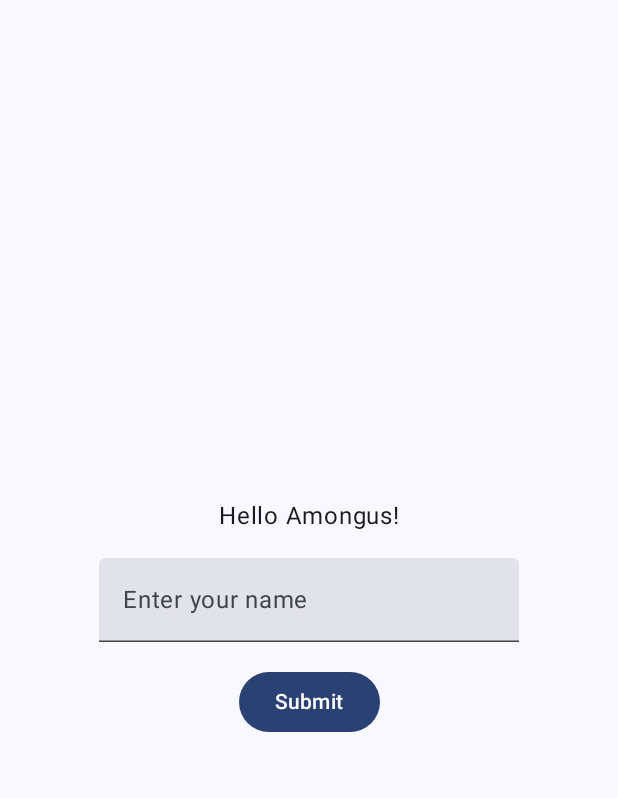
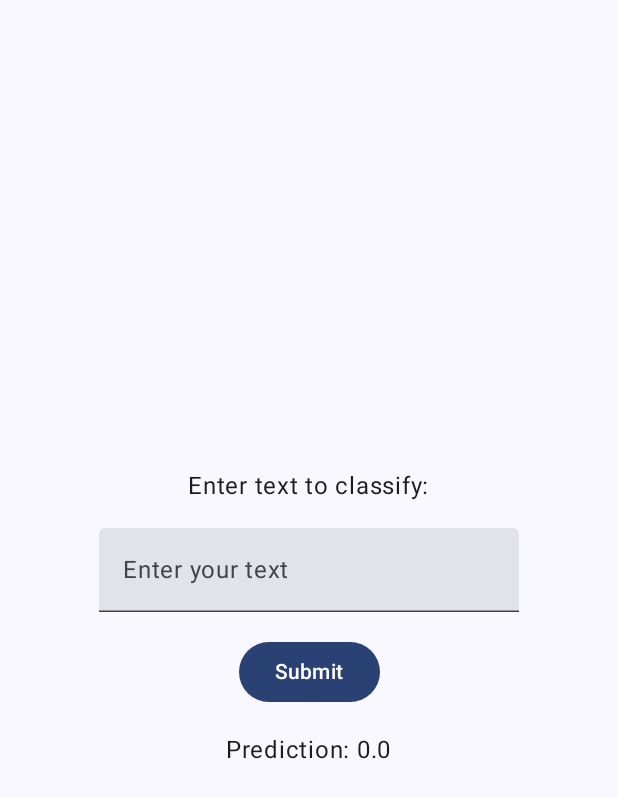
Before and after one commit to ading2705/Spidey-Sense, an Android app built with Jetpack Compose: the screen it shows after launch (MainActivity), after a tap on "Submit", on a phone screen of 412 x 824 dp. Shown: the top 798 px of the screen. Run offline under Robolectric (Android 15) with nearby library versions, the phone set to English and light mode, and no system bars; libraries missing offline, so code that uses them is left out: org.tensorflow.lite; 2 statements that could not run were skipped.

Commit message:
working input output for dummy ML model

```diff
--- a/app/src/main/java/com/example/myapplication/MainActivity.kt
+++ b/app/src/main/java/com/example/myapplication/MainActivity.kt
@@ -23,24 +23,29 @@ import androidx.compose.ui.tooling.preview.Preview
 import androidx.compose.ui.unit.dp
 import com.example.myapplication.ui.theme.MyApplicationTheme
 
+class MainActivity : ComponentActivity() {
+    private lateinit var tfLiteHelper: TFLiteHelper
 
-class MainActivity : ComponentActivity() {
     override fun onCreate(savedInstanceState: Bundle?) {
         super.onCreate(savedInstanceState)
         enableEdgeToEdge()
+
+        // Initialize TFLiteHelper
+        tfLiteHelper = TFLiteHelper(this)
+
         setContent {
             MyApplicationTheme {
                 Scaffold(modifier = Modifier.fillMaxSize()) { innerPadding ->
-                    Column (
+                    Column(
                         modifier = Modifier
                             .fillMaxSize()
                             .padding(innerPadding),
                         verticalArrangement = Arrangement.Center,
-                        horizontalAlignment = Alignment.CenterHorizontally)
-                    {
+                        horizontalAlignment = Alignment.CenterHorizontally
+                    ) {
                         Greeting(
-                            name = "Amongus",
-                            modifier = Modifier.padding(innerPadding)
+                            modifier = Modifier.padding(innerPadding),
+                            tfLiteHelper = tfLiteHelper
                         )
                     }
                 }
@@ -49,11 +54,11 @@ class MainActivity : ComponentActivity() {
     }
 }
 
-
 @Composable
-fun Greeting(name: String, modifier: Modifier = Modifier) {
+fun Greeting(modifier: Modifier = Modifier, tfLiteHelper: TFLiteHelper) {
     val context = LocalContext.current
     val textState = remember { mutableStateOf("") } // State to hold the text input
+    val predictionState = remember { mutableStateOf("") } // State for prediction result
 
     Column(
         modifier = modifier.padding(16.dp),
@@ -61,28 +66,50 @@ fun Greeting(name: String, modifier: Modifier = Modifier) {
         horizontalAlignment = Alignment.CenterHorizontally
     ) {
         Text(
-            text = "Hello $name!",
+            text = "Enter text to classify:",
             modifier = Modifier.padding(bottom = 16.dp)
         )
         TextField(
-            value = textState.value, // Current text value
-            onValueChange = { newText -> textState.value = newText }, // Update text on input
-            label = { Text("Enter your name") }, // Label for the text field
+            value = textState.value,
+            onValueChange = { newText -> textState.value = newText },
+            label = { Text("Enter your text") },
             modifier = Modifier.padding(bottom = 16.dp)
         )
         Button(onClick = {
-            Toast.makeText(context, "You entered: ${textState.value}", Toast.LENGTH_SHORT).show()
+            try {
+                // Convert input to a FloatArray (example: using text length as a float)
+                val input = arrayOf(floatArrayOf(textState.value.length.toFloat()))  // Adjust input preprocessing if needed
+
+                // Call the model prediction
+                val result = tfLiteHelper.predict(input)
+                predictionState.value = "Prediction: $result"
+                Toast.makeText(context, "Prediction: $result", Toast.LENGTH_SHORT).show()
+
+
+            } catch (e: Exception) {
+                // Catch any exceptions and display an error message
+                predictionState.value = "Error: ${e.message}"
+                Toast.makeText(context, "Error: ${e.message}", Toast.LENGTH_SHORT).show()
+            }
+
+            // Reset the input field
             textState.value = ""
         }) {
             Text("Submit")
         }
+
+        Text(
+            text = predictionState.value,
+            modifier = Modifier.padding(top = 16.dp)
+        )
     }
 }
+
 
 @Preview(showBackground = true)
 @Composable
 fun GreetingPreview() {
     MyApplicationTheme {
-        Greeting("Android")
+        Greeting(tfLiteHelper = TFLiteHelper(LocalContext.current))
     }
 }
--- a/app/src/main/java/com/example/myapplication/TFLiteHelper.kt
+++ b/app/src/main/java/com/example/myapplication/TFLiteHelper.kt
@@ -21,9 +21,10 @@ class TFLiteHelper(context: Context) {
         return fileChannel.map(FileChannel.MapMode.READ_ONLY, fileDescriptor.startOffset, fileDescriptor.declaredLength)
     }
 
-    fun predict(input: Array<IntArray>): FloatArray {
-        val output = FloatArray(1)  // Output is a single probability value
+    // Modify predict method to accept FloatArray
+    fun predict(input: Array<FloatArray>): Float {
+        val output = Array(1) { FloatArray(1) }  // Adjust to match [1,1] output shape
         interpreter.run(input, output)
-        return output
+        return output[0][0]  // Extract the value from [1,1] shape
     }
 }
```
